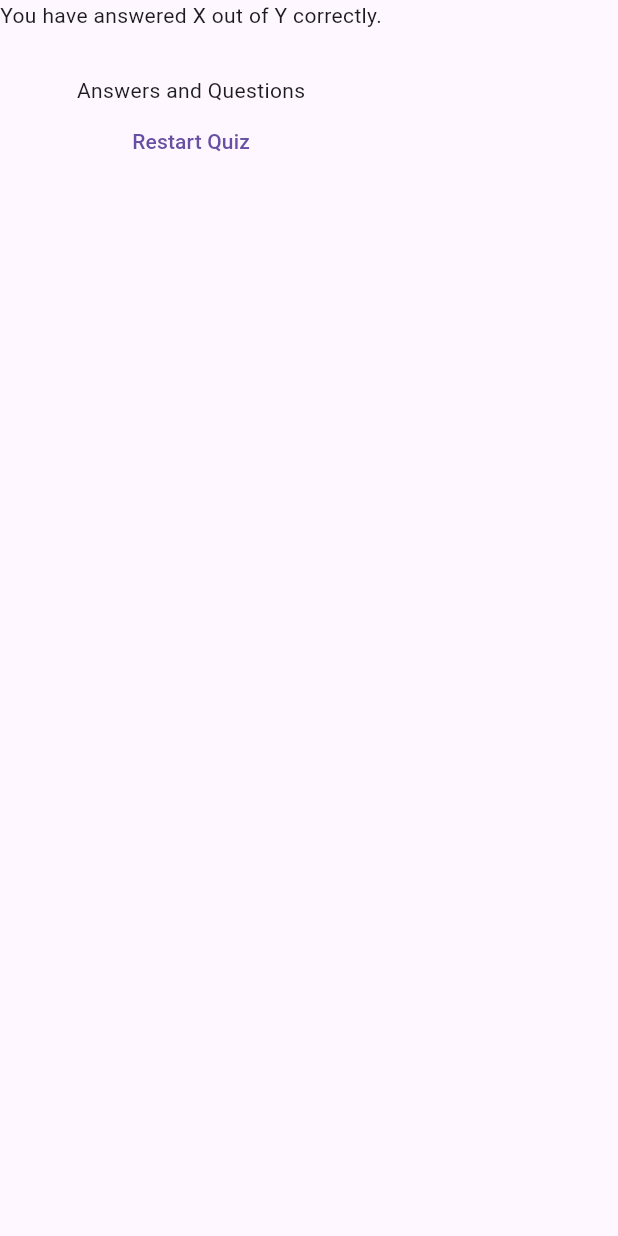
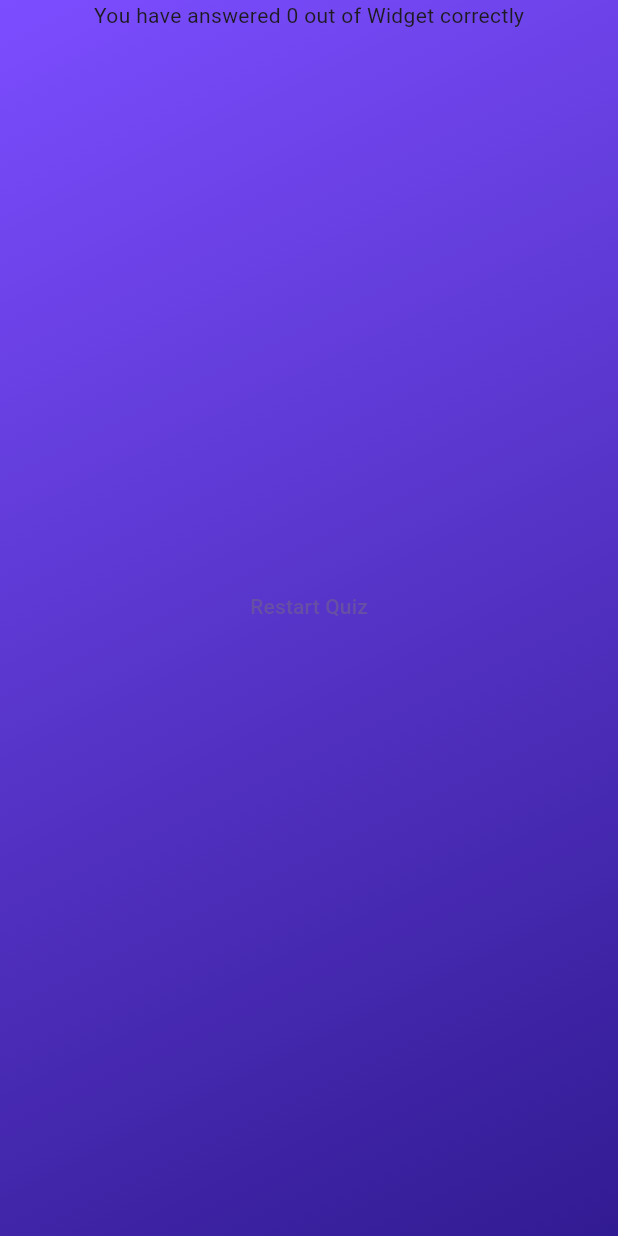
Before and after one commit to riazulrocky/Quiz-App, a Flutter app: the ResultScreen screen opened directly with empty values, after a tap on "Restart Quiz", on a phone screen of 412 x 824 dp. Run offline on Flutter 3.47's test engine with Material 3 defaults, Android fonts, the phone set to English and light mode, and no system bars; statements that could not run were skipped.

```diff
--- /dev/null
+++ b/lib/question_summary.dart
@@ -0,0 +1,32 @@
+import 'package:flutter/material.dart';
+
+class QuestionSummary extends StatelessWidget {
+  const QuestionSummary({super.key, required this.summaryData});
+
+  final List<Map<String, Object>> summaryData;
+
+  @override
+  Widget build(BuildContext context) {
+    return SizedBox(
+      height: 300,
+      child: SingleChildScrollView(
+        child: Column(
+          children: summaryData.map((data){
+            return Row(children: [
+              Text(((data['question_index'] as int) + 1).toString()),
+              Expanded(
+                child: Column(
+                  children: [
+                    Text(data['question'] as String),
+                    Text(data['user_answer'] as String),
+                    Text(data['correct_answer'] as String),
+                  ],
+                ),
+              )
+            ],);
+          }).toList()
+        ),
+      ),
+    );
+  }
+}
--- a/lib/quiz.dart
+++ b/lib/quiz.dart
@@ -28,7 +28,6 @@ class _QuizState extends State<Quiz> {
     selectAnswers.add(answer);
 
     if(selectAnswers.length == question.length){
-      selectAnswers = [];
       setState(() {
         activeScreen == "result-screen";
       });
--- a/lib/results_screen.dart
+++ b/lib/results_screen.dart
@@ -1,21 +1,60 @@
 import 'package:flutter/material.dart';
+import 'package:quiz_app/question_summary.dart';
+import 'package:quiz_app/questions.dart';
 
 class ResultScreen extends StatelessWidget {
   const ResultScreen({super.key, required this.chosenAnswers});
 
   final List<String> chosenAnswers;
 
+  List<Map<String, Object>> getSummaryData(){
+    final List<Map<String, Object>> summary = [];
+
+    for(var i = 0; i < chosenAnswers.length; i++){
+      summary.add({
+        'question-index' : i,
+        'question' : questions[i].text,
+        'correct_answer' : questions[i].answers[0],
+        'user_answer' : chosenAnswers[i]
+      });
+    }
+
+    return summary;
+
+  }
+
   @override
   Widget build(BuildContext context) {
+    final summaryData = getSummaryData();
+    final numTotalQuestions = questions.length;
+    final numCorrectAnswers = summaryData.where((data){
+      return data["user_answer"] == data["correct_answer"];
+    }).length;
+
     return Scaffold(
-      body: Column(
-        children: [
-          Text("You have answered X out of Y correctly."),
-          SizedBox(height: 30),
-          Text("Answers and Questions"),
-          TextButton(onPressed: (){}, child: Text("Restart Quiz"))
-        ],
-      ),
+      body: Container(
+        width: double.infinity,
+        decoration: BoxDecoration(
+          gradient: LinearGradient(colors: [
+            Colors.deepPurpleAccent.shade200,
+            Colors.deepPurple.shade900,
+          ],
+            begin: Alignment.topLeft, end: Alignment.bottomRight
+          )
+        ),
+
+        child: Column(
+          children: [
+            Text("You have answered $numCorrectAnswers out of $numTotalQuestions correctly"),
+            SizedBox(height: 30,),
+
+            QuestionSummary(summaryData: summaryData),
+
+            SizedBox(height: 30,),
+            TextButton(onPressed: (){}, child: Text("Restart Quiz")),
+          ],
+        ),
+      )
     );
   }
 }
```
